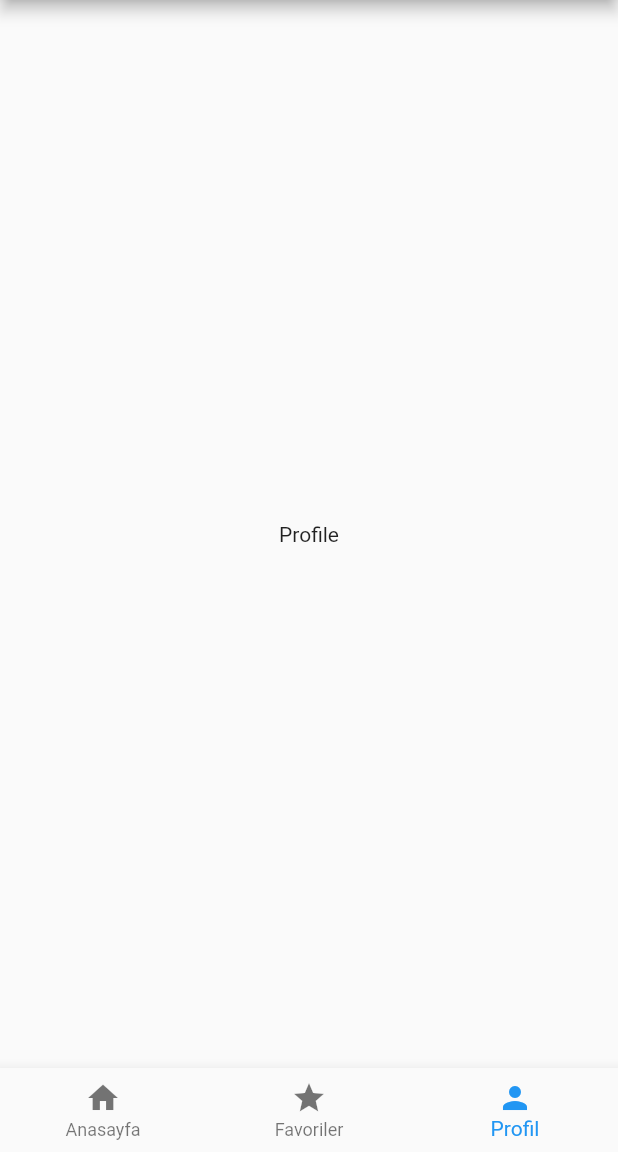
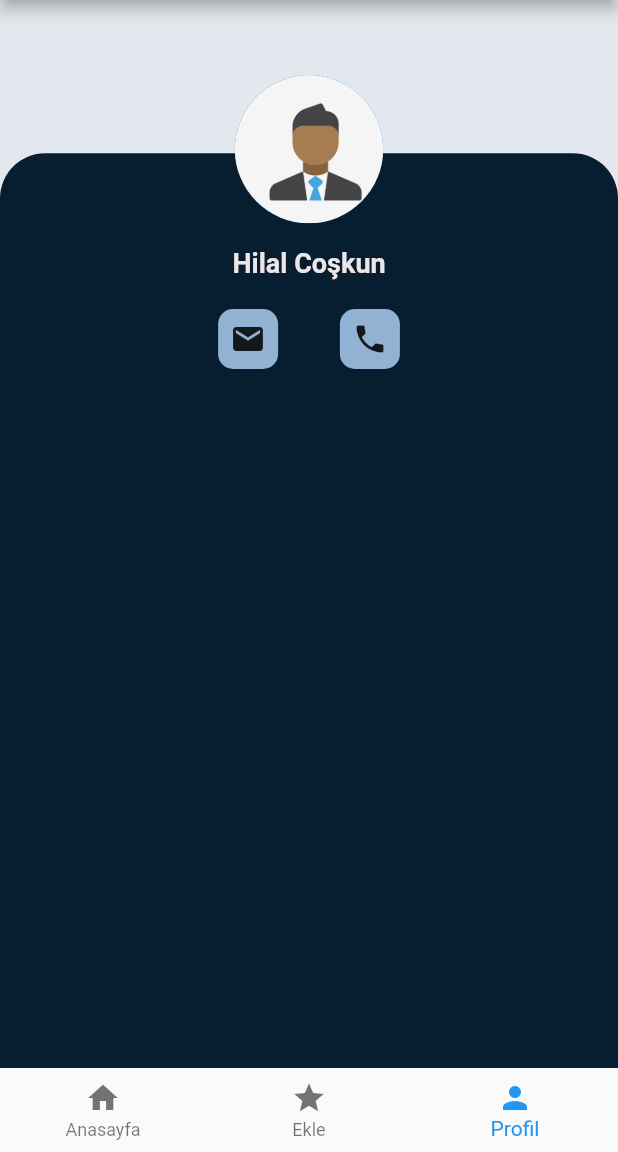
Before and after one commit to hilal-coskun/Flutter-Tutorial, a Flutter app: the MenuPage screen opened directly, item 3 of the bottom bar chosen, on a phone screen of 412 x 824 dp, the part 84-1236 px from its top. Run offline on Flutter 3.47's test engine with Material 2 defaults, Android fonts, the phone set to English and light mode, and no system bars; drawn by our look-alikes of auto_size_text; our stand-ins replace carousel_slider.

Commit message:
completed profile-top

```diff
--- a/flutter_tutorial_1/lib/views/favorite_page.dart
+++ b/flutter_tutorial_1/lib/views/add_page.dart
@@ -1,13 +1,13 @@
 import 'package:flutter/material.dart';
 
-class FavoritePage extends StatefulWidget {
-  FavoritePage({Key? key}) : super(key: key);
+class AddPage extends StatefulWidget {
+  AddPage({Key? key}) : super(key: key);
 
   @override
-  State<FavoritePage> createState() => _FavoritePageState();
+  State<AddPage> createState() => _AddPageState();
 }
 
-class _FavoritePageState extends State<FavoritePage> {
+class _AddPageState extends State<AddPage> {
   @override
   Widget build(BuildContext context) {
     return Scaffold(
--- a/flutter_tutorial_1/lib/views/menu_page.dart
+++ b/flutter_tutorial_1/lib/views/menu_page.dart
@@ -1,5 +1,5 @@
 import 'package:flutter/material.dart';
-import 'package:flutter_tutorial_1/views/favorite_page.dart';
+import 'package:flutter_tutorial_1/views/add_page.dart';
 import 'package:flutter_tutorial_1/views/home_page.dart';
 import 'package:flutter_tutorial_1/views/launch_page.dart';
 import 'package:flutter_tutorial_1/views/profile_page.dart';
@@ -102,7 +102,7 @@ class _MenuPageState extends State<MenuPage> {
           ),
           BottomNavigationBarItem(
             icon: Icon(Icons.star),
-            label: 'Favoriler',
+            label: 'Ekle',
           ),
           BottomNavigationBarItem(
             icon: Icon(Icons.person),
@@ -116,7 +116,7 @@ class _MenuPageState extends State<MenuPage> {
       //sayfalar arası geçiş
       body:
         _selectedIndex == 0 ? HomePage()
-        :_selectedIndex == 1 ? FavoritePage()
+        :_selectedIndex == 1 ? AddPage()
         : ProfilePage()
       );
   }
--- a/flutter_tutorial_1/lib/views/profile_page.dart
+++ b/flutter_tutorial_1/lib/views/profile_page.dart
@@ -1,4 +1,5 @@
 import 'package:flutter/material.dart';
+import 'package:auto_size_text/auto_size_text.dart';
 
 class ProfilePage extends StatefulWidget {
   ProfilePage({Key? key}) : super(key: key);
@@ -10,12 +11,94 @@ class ProfilePage extends StatefulWidget {
 class _ProfilePageState extends State<ProfilePage> {
   @override
   Widget build(BuildContext context) {
+
+    var size = MediaQuery.of(context).size;
+
     return Scaffold(
-      body: Center(
-        child: Container(
-          child: Text('Profile'),
-        ),
-      ),
+      body: Stack(
+        children: [
+          Container(
+            color: Color.fromARGB(255, 227, 232, 238),
+            height: size.height,
+          ),
+          Align(
+            alignment: Alignment.bottomCenter,
+            child: Container(
+              decoration: BoxDecoration(
+                color: Color.fromARGB(255, 7, 30, 49),
+                borderRadius: BorderRadius.only(
+                topLeft : Radius.circular(30),
+                topRight: Radius.circular(30)
+              )),
+              height: size.height * .74,
+            ),
+          ),
+          Padding(
+            padding: EdgeInsets.only(top: 50.0),
+            child: Align(
+              alignment: Alignment.topCenter,
+              child: CircleAvatar(
+                radius: size.height * .06,
+                backgroundImage: AssetImage('assets/images/avatar.jpg'),
+              ),
+            ),
+          ),
+          Padding(
+            padding: EdgeInsets.only(top: size.height * .2),
+            child: const Align(
+              alignment: Alignment.topCenter,
+              child: SizedBox(
+                height: 140,
+                child: AutoSizeText(
+                  'Hilal Coşkun',
+                  style: TextStyle(
+                    fontSize: 18,
+                    fontWeight: FontWeight.bold,
+                    color: Color.fromARGB(255, 236, 230, 230)),
+                  maxLines: 2,
+                ),
+              ),
+            ),
+          ),
+          Padding(
+            padding: EdgeInsets.only(top: size.height * .25),
+            child: Align(
+              alignment: Alignment.topCenter,
+                child: Row(
+                  mainAxisSize: MainAxisSize.min,
+                  children: [
+                    InkWell(
+                      onTap: (){
+                        print('maile tıklandı');
+                      },
+                      child: Container(
+                        decoration: BoxDecoration(color: Color.fromARGB(255, 145, 178, 211), borderRadius: BorderRadius.all(Radius.circular(10))),
+                        child: Padding(
+                          padding: const EdgeInsets.all(8.0),
+                          child: Icon(Icons.email),
+                        ),
+                      ),
+                    ),
+                    SizedBox(
+                      width: size.width * .1,
+                    ),
+                    InkWell(
+                      onTap: (){
+                        print('telefona tıklandı');
+                      },
+                      child: Container(
+                        decoration: BoxDecoration(color: Color.fromARGB(255, 145, 178, 211), borderRadius: BorderRadius.all(Radius.circular(10))),
+                        child: Padding(
+                          padding: const EdgeInsets.all(8.0),
+                          child: Icon(Icons.phone),
+                        ),
+                      ),
+                    )
+                  ]),
+            ),
+          )
+        ],
+      )
     );
   }
 }
--- a/flutter_tutorial_1/pubspec.yaml
+++ b/flutter_tutorial_1/pubspec.yaml
@@ -24,6 +24,7 @@ dev_dependencies:
   flutter_test:
     sdk: flutter
   carousel_slider: ^4.0.0
+  auto_size_text: ^3.0.0
   # The "flutter_lints" package below contains a set of recommended lints to
   # encourage good coding practices. The lint set provided by the package is
   # activated in the `analysis_options.yaml` file located at the root of your
```
Also changed, not shown: flutter_tutorial_1/pubspec.lock.
